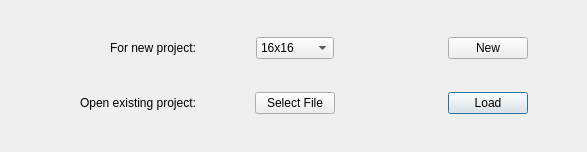
This is startup.ui in nphelpsiv/SpriteEditor as Qt 5 draws it before an edit. The edited form follows.
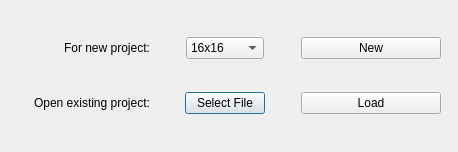
This is the edited form. Icons and pictures are not drawn.

Commit message: Added a sweet dark theme

```diff
--- a/startup.ui
+++ b/startup.ui
@@ -6,23 +6,1759 @@
    <rect>
     <x>0</x>
     <y>0</y>
-    <width>587</width>
+    <width>458</width>
     <height>152</height>
    </rect>
   </property>
   <property name="windowTitle">
    <string>Sprite Editor</string>
   </property>
+  <property name="styleSheet">
+   <string notr="true">QToolTip
+{
+    border: 1px solid #76797C;
+    background-color: rgb(90, 102, 117);;
+    color: white;
+    padding: 5px;
+    opacity: 200;
+}
+
+
+
+
+QWidget
+{
+    color: #eff0f1;
+    background-color: #31363b;
+    selection-background-color:#3daee9;
+    selection-color: #eff0f1;
+    background-clip: border;
+    border-image: none;
+    border: 0px transparent black;
+    outline: 0;
+}
+
+
+
+
+QWidget:item:hover
+{
+    background-color: #3daee9;
+    color: #eff0f1;
+}
+
+
+
+
+QWidget:item:selected
+{
+    background-color: #3daee9;
+}
+
+
+
+
+QCheckBox
+{
+    spacing: 5px;
+    outline: none;
+    color: #eff0f1;
+    margin-bottom: 2px;
+}
+
+
+
+
+QCheckBox:disabled
+{
+    color: #76797C;
+}
+
+
+
+
+QCheckBox::indicator,
+QGroupBox::indicator
+{
+    width: 18px;
+    height: 18px;
+}
+QGroupBox::indicator
+{
+    margin-left: 2px;
+}
+
+
+
+
+QCheckBox::indicator:unchecked
+{
+    image: url(:/qss_icons/rc/checkbox_unchecked.png);
+}
+
+
+
+
+QCheckBox::indicator:unchecked:hover,
+QCheckBox::indicator:unchecked:focus,
+QCheckBox::indicator:unchecked:pressed,
+QGroupBox::indicator:unchecked:hover,
+QGroupBox::indicator:unchecked:focus,
+QGroupBox::indicator:unchecked:pressed
+{
+  border: none;
+    image: url(:/qss_icons/rc/checkbox_unchecked_focus.png);
+}
+
+
+
+
+QCheckBox::indicator:checked
+{
+    image: url(:/qss_icons/rc/checkbox_checked.png);
+}
+
+
+
+
+QCheckBox::indicator:checked:hover,
+QCheckBox::indicator:checked:focus,
+QCheckBox::indicator:checked:pressed,
+QGroupBox::indicator:checked:hover,
+QGroupBox::indicator:checked:focus,
+QGroupBox::indicator:checked:pressed
+{
+  border: none;
+    image: url(:/qss_icons/rc/checkbox_checked_focus.png);
+}
+
+
+
+
+
+
+
+
+QCheckBox::indicator:indeterminate
+{
+    image: url(:/qss_icons/rc/checkbox_indeterminate.png);
+}
+
+
+
+
+QCheckBox::indicator:indeterminate:focus,
+QCheckBox::indicator:indeterminate:hover,
+QCheckBox::indicator:indeterminate:pressed
+{
+    image: url(:/qss_icons/rc/checkbox_indeterminate_focus.png);
+}
+
+
+
+
+QCheckBox::indicator:checked:disabled,
+QGroupBox::indicator:checked:disabled
+{
+    image: url(:/qss_icons/rc/checkbox_checked_disabled.png);
+}
+
+
+
+
+QCheckBox::indicator:unchecked:disabled,
+QGroupBox::indicator:unchecked:disabled
+{
+    image: url(:/qss_icons/rc/checkbox_unchecked_disabled.png);
+}
+
+
+QRadioButton
+{
+    spacing: 5px;
+    outline: none;
+    color: #eff0f1;
+    margin-bottom: 2px;
+}
+
+QRadioButton:disabled
+{
+    color: #76797C;
+}
+
+QRadioButton::indicator
+{
+    width: 21px;
+    height: 21px;
+}
+
+
+QMenuBar
+{
+    background-color: #31363b;
+    color: #eff0f1;
+}
+
+
+
+
+QMenuBar::item
+{
+    background: transparent;
+}
+
+
+
+
+QMenuBar::item:selected
+{
+    background: transparent;
+    border: 1px solid #76797C;
+}
+
+
+
+
+QMenuBar::item:pressed
+{
+    border: 1px solid #76797C;
+    background-color: #3daee9;
+    color: #eff0f1;
+    margin-bottom:-1px;
+    padding-bottom:1px;
+}
+
+
+
+
+QMenu
+{
+    border: 1px solid #76797C;
+    color: #eff0f1;
+    margin: 2px;
+}
+
+
+
+
+QMenu::icon
+{
+    margin: 5px;
+}
+
+
+
+
+QMenu::item
+{
+    padding: 5px 30px 5px 30px;
+    margin-left: 5px;
+    border: 1px solid transparent; /* reserve space for selection border */
+}
+
+
+
+
+QMenu::item:selected
+{
+    color: #eff0f1;
+}
+
+
+
+
+QMenu::separator {
+    height: 2px;
+    background: lightblue;
+    margin-left: 10px;
+    margin-right: 5px;
+}
+
+
+
+
+QMenu::indicator {
+    width: 18px;
+    height: 18px;
+}
+
+
+
+
+/* non-exclusive indicator = check box style indicator
+   (see QActionGroup::setExclusive) */
+QMenu::indicator:non-exclusive:unchecked {
+    image: url(:/qss_icons/rc/checkbox_unchecked.png);
+}
+
+
+
+
+QMenu::indicator:non-exclusive:unchecked:selected {
+    image: url(:/qss_icons/rc/checkbox_unchecked_disabled.png);
+}
+
+
+
+
+QMenu::indicator:non-exclusive:checked {
+    image: url(:/qss_icons/rc/checkbox_checked.png);
+}
+
+
+
+
+QMenu::indicator:non-exclusive:checked:selected {
+    image: url(:/qss_icons/rc/checkbox_checked_disabled.png);
+}
+
+
+
+
+/* exclusive indicator = radio button style indicator (see QActionGroup::setExclusive) */
+QMenu::indicator:exclusive:unchecked {
+    image: url(:/qss_icons/rc/radio_unchecked.png);
+}
+
+
+
+
+QMenu::indicator:exclusive:unchecked:selected {
+    image: url(:/qss_icons/rc/radio_unchecked_disabled.png);
+}
+
+
+
+
+QMenu::indicator:exclusive:checked {
+    image: url(:/qss_icons/rc/radio_checked.png);
+}
+
+
+
+
+QMenu::indicator:exclusive:checked:selected {
+    image: url(:/qss_icons/rc/radio_checked_disabled.png);
+}
+
+
+
+
+QMenu::right-arrow {
+    margin: 5px;
+    image: url(:/qss_icons/rc/right_arrow.png)
+}
+
+
+
+
+
+
+
+
+QWidget:disabled
+{
+    color: #454545;
+    background-color: #31363b;
+}
+
+
+
+
+QAbstractItemView
+{
+    alternate-background-color: #31363b;
+    color: #eff0f1;
+    border: 1px solid 3A3939;
+    border-radius: 2px;
+}
+
+
+
+
+QWidget:focus, QMenuBar:focus
+{
+    border: 1px solid #3daee9;
+}
+
+
+
+
+QTabWidget:focus, QCheckBox:focus, QRadioButton:focus, QSlider:focus
+{
+    border: none;
+}
+
+
+
+
+QLineEdit
+{
+    background-color: #232629;
+    padding: 5px;
+    border-style: solid;
+    border: 1px solid #76797C;
+    border-radius: 2px;
+    color: #eff0f1;
+}
+
+
+
+
+QGroupBox {
+    border:1px solid #76797C;
+    border-radius: 2px;
+    margin-top: 20px;
+}
+
+
+
+
+QGroupBox::title {
+    subcontrol-origin: margin;
+    subcontrol-position: top center;
+    padding-left: 10px;
+    padding-right: 10px;
+    padding-top: 0px;
+}
+
+
+
+
+QAbstractScrollArea
+{
+    border-radius: 2px;
+    border: 1px solid #76797C;
+    background-color: transparent;
+}
+
+
+
+
+QScrollBar:horizontal
+{
+    height: 15px;
+    margin: 3px 15px 3px 15px;
+    border: 1px transparent #2A2929;
+    border-radius: 4px;
+    background-color: #2A2929;
+}
+
+
+
+
+QScrollBar::handle:horizontal
+{
+    background-color: #605F5F;
+    min-width: 5px;
+    border-radius: 4px;
+}
+
+
+
+
+QScrollBar::add-line:horizontal
+{
+    margin: 0px 3px 0px 3px;
+    border-image: url(:/qss_icons/rc/right_arrow_disabled.png);
+    width: 10px;
+    height: 10px;
+    subcontrol-position: right;
+    subcontrol-origin: margin;
+}
+
+
+
+
+QScrollBar::sub-line:horizontal
+{
+    margin: 0px 3px 0px 3px;
+    border-image: url(:/qss_icons/rc/left_arrow_disabled.png);
+    height: 10px;
+    width: 10px;
+    subcontrol-position: left;
+    subcontrol-origin: margin;
+}
+
+
+
+
+QScrollBar::add-line:horizontal:hover,QScrollBar::add-line:horizontal:on
+{
+    border-image: url(:/qss_icons/rc/right_arrow.png);
+    height: 10px;
+    width: 10px;
+    subcontrol-position: right;
+    subcontrol-origin: margin;
+}
+
+
+
+
+
+
+
+
+QScrollBar::sub-line:horizontal:hover, QScrollBar::sub-line:horizontal:on
+{
+    border-image: url(:/qss_icons/rc/left_arrow.png);
+    height: 10px;
+    width: 10px;
+    subcontrol-position: left;
+    subcontrol-origin: margin;
+}
+
+
+
+
+QScrollBar::up-arrow:horizontal, QScrollBar::down-arrow:horizontal
+{
+    background: none;
+}
+
+
+
+
+
+
+
+
+QScrollBar::add-page:horizontal, QScrollBar::sub-page:horizontal
+{
+    background: none;
+}
+
+
+
+
+QScrollBar:vertical
+{
+    background-color: #2A2929;
+    width: 15px;
+    margin: 15px 3px 15px 3px;
+    border: 1px transparent #2A2929;
+    border-radius: 4px;
+}
+
+
+
+
+QScrollBar::handle:vertical
+{
+    background-color: #605F5F;
+    min-height: 5px;
+    border-radius: 4px;
+}
+
+
+
+
+QScrollBar::sub-line:vertical
+{
+    margin: 3px 0px 3px 0px;
+    border-image: url(:/qss_icons/rc/up_arrow_disabled.png);
+    height: 10px;
+    width: 10px;
+    subcontrol-position: top;
+    subcontrol-origin: margin;
+}
+
+
+
+
+QScrollBar::add-line:vertical
+{
+    margin: 3px 0px 3px 0px;
+    border-image: url(:/qss_icons/rc/down_arrow_disabled.png);
+    height: 10px;
+    width: 10px;
+    subcontrol-position: bottom;
+    subcontrol-origin: margin;
+}
+
+
+
+
+QScrollBar::sub-line:vertical:hover,QScrollBar::sub-line:vertical:on
+{
+
+
+
+
+    border-image: url(:/qss_icons/rc/up_arrow.png);
+    height: 10px;
+    width: 10px;
+    subcontrol-position: top;
+    subcontrol-origin: margin;
+}
+
+
+
+
+
+
+
+
+QScrollBar::add-line:vertical:hover, QScrollBar::add-line:vertical:on
+{
+    border-image: url(:/qss_icons/rc/down_arrow.png);
+    height: 10px;
+    width: 10px;
+    subcontrol-position: bottom;
+    subcontrol-origin: margin;
+}
+
+
+
+
+QScrollBar::up-arrow:vertical, QScrollBar::down-arrow:vertical
+{
+    background: none;
+}
+
+
+
+
+
+
+
+
+QScrollBar::add-page:vertical, QScrollBar::sub-page:vertical
+{
+    background: none;
+}
+
+
+
+
+QTextEdit
+{
+    background-color: #232629;
+    color: #eff0f1;
+    border: 1px solid #76797C;
+}
+
+
+
+
+QPlainTextEdit
+{
+    background-color: #232629;;
+    color: #eff0f1;
+    border-radius: 2px;
+    border: 1px solid #76797C;
+}
+
+
+
+
+QHeaderView::section
+{
+    background-color: #76797C;
+    color: #eff0f1;
+    padding: 5px;
+    border: 1px solid #76797C;
+}
+
+
+
+
+QSizeGrip {
+    image: url(:/qss_icons/rc/sizegrip.png);
+    width: 12px;
+    height: 12px;
+}
+
+
+
+
+
+
+
+
+QMainWindow::separator
+{
+    background-color: #31363b;
+    color: white;
+    padding-left: 4px;
+    spacing: 2px;
+    border: 1px dashed #76797C;
+}
+
+
+
+
+QMainWindow::separator:hover
+{
+
+
+
+
+    background-color: #787876;
+    color: white;
+    padding-left: 4px;
+    border: 1px solid #76797C;
+    spacing: 2px;
+}
+
+
+
+
+
+
+
+
+QMenu::separator
+{
+    height: 1px;
+    background-color: #76797C;
+    color: white;
+    padding-left: 4px;
+    margin-left: 10px;
+    margin-right: 5px;
+}
+
+
+
+
+
+
+
+
+QFrame
+{
+    border-radius: 2px;
+    border: 1px solid #76797C;
+}
+
+
+
+
+QFrame[frameShape=&quot;0&quot;]
+{
+    border-radius: 2px;
+    border: 1px transparent #76797C;
+}
+
+
+
+
+QStackedWidget
+{
+    border: 1px transparent black;
+}
+
+
+
+
+QToolBar {
+    border: 1px transparent #393838;
+    background: 1px solid #31363b;
+    font-weight: bold;
+}
+
+
+
+
+QToolBar::handle:horizontal {
+    image: url(:/qss_icons/rc/Hmovetoolbar.png);
+}
+QToolBar::handle:vertical {
+    image: url(:/qss_icons/rc/Vmovetoolbar.png);
+}
+QToolBar::separator:horizontal {
+    image: url(:/qss_icons/rc/Hsepartoolbar.png);
+}
+QToolBar::separator:vertical {
+    image: url(:/qss_icons/rc/Vsepartoolbars.png);
+}
+
+
+
+
+QPushButton
+{
+    color: #eff0f1;
+    background-color: #31363b;
+    border-width: 1px;
+    border-color: #76797C;
+    border-style: solid;
+    padding: 5px;
+    border-radius: 2px;
+    outline: none;
+}
+
+
+
+
+QPushButton:disabled
+{
+    background-color: #31363b;
+    border-width: 1px;
+    border-color: #454545;
+    border-style: solid;
+    padding-top: 5px;
+    padding-bottom: 5px;
+    padding-left: 10px;
+    padding-right: 10px;
+    border-radius: 2px;
+    color: #454545;
+}
+
+
+
+
+QPushButton:focus {
+    background-color: #3daee9;
+    color: white;
+}
+
+
+
+
+QPushButton:pressed
+{
+    background-color: #3daee9;
+    padding-top: -15px;
+    padding-bottom: -17px;
+}
+
+
+
+
+QComboBox
+{
+    selection-background-color: #3daee9;
+    border-style: solid;
+    border: 1px solid #76797C;
+    border-radius: 2px;
+    padding: 5px;
+    min-width: 75px;
+}
+
+
+
+
+QPushButton:checked{
+    background-color: #76797C;
+    border-color: #6A6969;
+}
+
+
+
+
+QComboBox:hover,QPushButton:hover,QAbstractSpinBox:hover,QLineEdit:hover,QTextEdit:hover,QPlainTextEdit:hover,QAbstractView:hover,QTreeView:hover
+{
+    border: 1px solid #3daee9;
+    color: #eff0f1;
+}
+
+
+
+
+QComboBox:on
+{
+    padding-top: 3px;
+    padding-left: 4px;
+    selection-background-color: #4a4a4a;
+}
+
+
+
+
+QComboBox QAbstractItemView
+{
+    background-color: #232629;
+    border-radius: 2px;
+    border: 1px solid #76797C;
+    selection-background-color: #3daee9;
+}
+
+
+
+
+QComboBox::drop-down
+{
+    subcontrol-origin: padding;
+    subcontrol-position: top right;
+    width: 15px;
+
+
+
+
+    border-left-width: 0px;
+    border-left-color: darkgray;
+    border-left-style: solid;
+    border-top-right-radius: 3px;
+    border-bottom-right-radius: 3px;
+}
+
+
+
+
+QComboBox::down-arrow
+{
+    image: url(:/qss_icons/rc/down_arrow_disabled.png);
+}
+
+
+
+
+QComboBox::down-arrow:on, QComboBox::down-arrow:hover,
+QComboBox::down-arrow:focus
+{
+    image: url(:/qss_icons/rc/down_arrow.png);
+}
+
+
+
+
+QAbstractSpinBox {
+    padding: 5px;
+    border: 1px solid #76797C;
+    background-color: #232629;
+    color: #eff0f1;
+    border-radius: 2px;
+    min-width: 75px;
+}
+
+
+
+
+QAbstractSpinBox:up-button
+{
+    background-color: transparent;
+    subcontrol-origin: border;
+    subcontrol-position: center right;
+}
+
+
+
+
+QAbstractSpinBox:down-button
+{
+    background-color: transparent;
+    subcontrol-origin: border;
+    subcontrol-position: center left;
+}
+
+
+
+
+QAbstractSpinBox::up-arrow,QAbstractSpinBox::up-arrow:disabled,QAbstractSpinBox::up-arrow:off {
+    image: url(:/qss_icons/rc/up_arrow_disabled.png);
+    width: 10px;
+    height: 10px;
+}
+QAbstractSpinBox::up-arrow:hover
+{
+    image: url(:/qss_icons/rc/up_arrow.png);
+}
+
+
+
+
+
+
+
+
+QAbstractSpinBox::down-arrow,QAbstractSpinBox::down-arrow:disabled,QAbstractSpinBox::down-arrow:off
+{
+    image: url(:/qss_icons/rc/down_arrow_disabled.png);
+    width: 10px;
+    height: 10px;
+}
+QAbstractSpinBox::down-arrow:hover
+{
+    image: url(:/qss_icons/rc/down_arrow.png);
+}
+
+
+
+
+
+
+
+
+QLabel
+{
+    border: 0px solid black;
+}
+
+
+
+
+QTabWidget{
+    border: 0px transparent black;
+}
+
+
+
+
+QTabWidget::pane {
+    border: 1px solid #76797C;
+    padding: 5px;
+    margin: 1px;
+}
+
+
+
+
+QTabBar
+{
+    qproperty-drawBase: 0;
+    left: 5px; /* move to the right by 5px */
+    border-radius: 3px;
+}
+
+
+
+
+QTabBar:focus
+{
+    border: 0px transparent black;
+}
+
+
+
+
+QTabBar::close-button  {
+    image: url(:/qss_icons/rc/close.png);
+    background: transparent;
+}
+
+
+
+
+QTabBar::close-button:hover
+{
+    image: url(:/qss_icons/rc/close-hover.png);
+    background: transparent;
+}
+
+
+
+
+QTabBar::close-button:pressed {
+    image: url(:/qss_icons/rc/close-pressed.png);
+    background: transparent;
+}
+
+
+
+
+/* TOP TABS */
+QTabBar::tab:top {
+    color: #eff0f1;
+    border: 1px solid #76797C;
+    border-bottom: 1px transparent black;
+    background-color: #31363b;
+    padding: 5px;
+    min-width: 50px;
+    border-top-left-radius: 2px;
+    border-top-right-radius: 2px;
+}
+
+
+
+
+QTabBar::tab:top:!selected
+{
+    color: #eff0f1;
+    background-color: #54575B;
+    border: 1px solid #76797C;
+    border-bottom: 1px transparent black;
+    border-top-left-radius: 2px;
+    border-top-right-radius: 2px;    
+}
+
+
+
+
+QTabBar::tab:top:!selected:hover {
+    background-color: #3daee9;
+}
+
+
+
+
+/* BOTTOM TABS */
+QTabBar::tab:bottom {
+    color: #eff0f1;
+    border: 1px solid #76797C;
+    border-top: 1px transparent black;
+    background-color: #31363b;
+    padding: 5px;
+    border-bottom-left-radius: 2px;
+    border-bottom-right-radius: 2px;
+    min-width: 50px;
+}
+
+
+
+
+QTabBar::tab:bottom:!selected
+{
+    color: #eff0f1;
+    background-color: #54575B;
+    border: 1px solid #76797C;
+    border-top: 1px transparent black;
+    border-bottom-left-radius: 2px;
+    border-bottom-right-radius: 2px;
+}
+
+
+
+
+QTabBar::tab:bottom:!selected:hover {
+    background-color: #3daee9;
+}
+
+
+
+
+/* LEFT TABS */
+QTabBar::tab:left {
+    color: #eff0f1;
+    border: 1px solid #76797C;
+    border-left: 1px transparent black;
+    background-color: #31363b;
+    padding: 5px;
+    border-top-right-radius: 2px;
+    border-bottom-right-radius: 2px;
+    min-height: 50px;
+}
+
+
+
+
+QTabBar::tab:left:!selected
+{
+    color: #eff0f1;
+    background-color: #54575B;
+    border: 1px solid #76797C;
+    border-left: 1px transparent black;
+    border-top-right-radius: 2px;
+    border-bottom-right-radius: 2px;
+}
+
+
+
+
+QTabBar::tab:left:!selected:hover {
+    background-color: #3daee9;
+}
+
+
+
+
+
+
+
+
+/* RIGHT TABS */
+QTabBar::tab:right {
+    color: #eff0f1;
+    border: 1px solid #76797C;
+    border-right: 1px transparent black;
+    background-color: #31363b;
+    padding: 5px;
+    border-top-left-radius: 2px;
+    border-bottom-left-radius: 2px;
+    min-height: 50px;
+}
+
+
+
+
+QTabBar::tab:right:!selected
+{
+    color: #eff0f1;
+    background-color: #54575B;
+    border: 1px solid #76797C;
+    border-right: 1px transparent black;
+    border-top-left-radius: 2px;
+    border-bottom-left-radius: 2px;
+}
+
+
+
+
+QTabBar::tab:right:!selected:hover {
+    background-color: #3daee9;
+}
+
+
+
+
+QTabBar QToolButton::right-arrow:enabled {
+     image: url(:/qss_icons/rc/right_arrow.png);
+ }
+
+
+
+
+ QTabBar QToolButton::left-arrow:enabled {
+     image: url(:/qss_icons/rc/left_arrow.png);
+ }
+
+
+
+
+QTabBar QToolButton::right-arrow:disabled {
+     image: url(:/qss_icons/rc/right_arrow_disabled.png);
+ }
+
+
+
+
+ QTabBar QToolButton::left-arrow:disabled {
+     image: url(:/qss_icons/rc/left_arrow_disabled.png);
+ }
+
+
+
+
+
+
+
+
+QDockWidget {
+    background: #31363b;
+    border: 1px solid #403F3F;
+    titlebar-close-icon: url(:/qss_icons/rc/close.png);
+    titlebar-normal-icon: url(:/qss_icons/rc/undock.png);
+}
+
+
+
+
+QDockWidget::close-button, QDockWidget::float-button {
+    border: 1px solid transparent;
+    border-radius: 2px;
+    background: transparent;
+}
+
+
+
+
+QDockWidget::close-button:hover, QDockWidget::float-button:hover {
+    background: rgba(255, 255, 255, 10);
+}
+
+
+
+
+QDockWidget::close-button:pressed, QDockWidget::float-button:pressed {
+    padding: 1px -1px -1px 1px;
+    background: rgba(255, 255, 255, 10);
+}
+
+
+
+
+QTreeView, QListView
+{
+    border: 1px solid #76797C;
+    background-color: #232629;
+}
+
+
+
+
+QTreeView:branch:selected, QTreeView:branch:hover
+{
+    background: url(:/qss_icons/rc/transparent.png);
+}
+
+
+
+
+QTreeView::branch:has-siblings:!adjoins-item {
+    border-image: url(:/qss_icons/rc/transparent.png);
+}
+
+
+
+
+QTreeView::branch:has-siblings:adjoins-item {
+    border-image: url(:/qss_icons/rc/transparent.png);
+}
+
+
+
+
+QTreeView::branch:!has-children:!has-siblings:adjoins-item {
+    border-image: url(:/qss_icons/rc/transparent.png);
+}
+
+
+
+
+QTreeView::branch:has-children:!has-siblings:closed,
+QTreeView::branch:closed:has-children:has-siblings {
+    image: url(:/qss_icons/rc/branch_closed.png);
+}
+
+
+
+
+QTreeView::branch:open:has-children:!has-siblings,
+QTreeView::branch:open:has-children:has-siblings  {
+    image: url(:/qss_icons/rc/branch_open.png);
+}
+
+
+
+
+QTreeView::branch:has-children:!has-siblings:closed:hover,
+QTreeView::branch:closed:has-children:has-siblings:hover {
+    image: url(:/qss_icons/rc/branch_closed-on.png);
+    }
+
+
+
+
+QTreeView::branch:open:has-children:!has-siblings:hover,
+QTreeView::branch:open:has-children:has-siblings:hover  {
+    image: url(:/qss_icons/rc/branch_open-on.png);
+    }
+
+
+
+
+QListView::item:!selected:hover, QListView::item:!selected:hover, QTreeView::item:!selected:hover  {
+    background: rgba(0, 0, 0, 0);
+    outline: 0;
+    color: #eff0f1
+}
+
+
+
+
+QListView::item:selected:hover, QListView::item:selected:hover, QTreeView::item:selected:hover  {
+    background: #3daee9;
+    color: #eff0f1;
+}
+
+
+
+
+QSlider::groove:horizontal {
+    border: 1px solid #565a5e;
+    height: 4px;
+    background: #565a5e;
+    margin: 0px;
+    border-radius: 2px;
+}
+
+
+
+
+QSlider::handle:horizontal {
+    background: #232629;
+    border: 1px solid #565a5e;
+    width: 16px;
+    height: 16px;
+    margin: -8px 0;
+    border-radius: 9px;
+}
+
+
+
+
+QSlider::groove:vertical {
+    border: 1px solid #565a5e;
+    width: 4px;
+    background: #565a5e;
+    margin: 0px;
+    border-radius: 3px;
+}
+
+
+
+
+QSlider::handle:vertical {
+    background: #232629;
+    border: 1px solid #565a5e;
+    width: 16px;
+    height: 16px;
+    margin: 0 -8px;
+    border-radius: 9px;
+}
+
+
+
+
+QToolButton {
+    color: #eff0f1;
+    background-color: #31363b;
+    border-width: 1px;
+    border-color: #76797C;
+    border-style: solid;
+    padding: 5px;
+    border-radius: 2px;
+    outline: none;
+}
+
+
+
+
+QToolButton[popupMode=&quot;1&quot;] { /* only for MenuButtonPopup */
+ padding-right: 20px; /* make way for the popup button */
+ border: 1px #76797C;
+ border-radius: 5px;
+}
+
+
+
+
+QToolButton[popupMode=&quot;2&quot;] { /* only for InstantPopup */
+ padding-right: 10px; /* make way for the popup button */
+ border: 1px #76797C;
+}
+
+
+
+
+
+
+
+
+QToolButton:hover, QToolButton::menu-button:hover {
+    background-color: transparent;
+    border: 1px solid #3daee9;
+    padding: 5px;
+}
+
+
+
+
+QToolButton:checked, QToolButton:pressed,
+        QToolButton::menu-button:pressed {
+    background-color: #3daee9;
+    border: 1px solid #3daee9;
+    padding: 5px;
+}
+
+
+
+
+/* the subcontrol below is used only in the InstantPopup or DelayedPopup mode */
+QToolButton::menu-indicator {
+    image: url(:/qss_icons/rc/down_arrow.png);
+    top: -7px; left: -2px; /* shift it a bit */
+}
+
+
+
+
+/* the subcontrols below are used only in the MenuButtonPopup mode */
+QToolButton::menu-button {
+    border: 1px transparent #76797C;
+    border-top-right-radius: 6px;
+    border-bottom-right-radius: 6px;
+    /* 16px width + 4px for border = 20px allocated above */
+    width: 16px;
+    outline: none;
+}
+
+
+
+
+QToolButton::menu-arrow {
+    image: url(:/qss_icons/rc/down_arrow.png);
+}
+
+
+
+
+QToolButton::menu-arrow:open {
+    border: 1px solid #76797C;
+}
+
+
+
+
+QPushButton::menu-indicator  {
+    subcontrol-origin: padding;
+    subcontrol-position: bottom right;
+    left: 8px;
+}
+
+
+
+
+QTableView
+{
+    border: 1px solid #76797C;
+    gridline-color: #31363b;
+    background-color: #232629;
+}
+
+
+
+
+
+
+
+
+QTableView, QHeaderView
+{
+    border-radius: 0px;
+}
+
+
+
+
+QTableView::item:pressed, QListView::item:pressed, QTreeView::item:pressed  {
+    background: #3daee9;
+    color: #eff0f1;
+}
+
+
+
+
+QTableView::item:selected:active, QTreeView::item:selected:active, QListView::item:selected:active  {
+    background: #3daee9;
+    color: #eff0f1;
+}
+
+
+
+
+
+
+
+
+QHeaderView
+{
+    background-color: #31363b;
+    border: 1px transparent;
+    border-radius: 0px;
+    margin: 0px;
+    padding: 0px;
+
+
+
+
+}
+
+
+
+
+QHeaderView::section  {
+    background-color: #31363b;
+    color: #eff0f1;
+    padding: 5px;
+    border: 1px solid #76797C;
+    border-radius: 0px;
+    text-align: center;
+}
+
+
+
+
+QHeaderView::section::vertical::first, QHeaderView::section::vertical::only-one
+{
+    border-top: 1px solid #76797C;
+}
+
+
+
+
+QHeaderView::section::vertical
+{
+    border-top: transparent;
+}
+
+
+
+
+QHeaderView::section::horizontal::first, QHeaderView::section::horizontal::only-one
+{
+    border-left: 1px solid #76797C;
+}
+
+
+
+
+QHeaderView::section::horizontal
+{
+    border-left: transparent;
+}
+
+
+
+
+
+
+
+
+QHeaderView::section:checked
+ {
+    color: white;
+    background-color: #334e5e;
+ }
+
+
+
+
+ /* style the sort indicator */
+QHeaderView::down-arrow {
+    image: url(:/qss_icons/rc/down_arrow.png);
+}
+
+
+
+
+QHeaderView::up-arrow {
+    image: url(:/qss_icons/rc/up_arrow.png);
+}
+
+
+
+
+
+
+
+
+QTableCornerButton::section {
+    background-color: #31363b;
+    border: 1px transparent #76797C;
+    border-radius: 0px;
+}
+
+
+
+
+QToolBox  {
+    padding: 5px;
+    border: 1px transparent black;
+}
+
+
+
+
+QToolBox::tab {
+    color: #eff0f1;
+    background-color: #31363b;
+    border: 1px solid #76797C;
+    border-bottom: 1px transparent #31363b;
+    border-top-left-radius: 5px;
+    border-top-right-radius: 5px;
+}
+
+
+
+
+QToolBox::tab:selected { /* italicize selected tabs */
+    font: italic;
+    background-color: #31363b;
+    border-color: #3daee9;
+ }
+
+
+
+
+QStatusBar::item {
+    border: 0px transparent dark;
+ }
+
+
+
+
+
+
+
+
+QFrame[height=&quot;3&quot;], QFrame[width=&quot;3&quot;] {
+    background-color: #76797C;
+}
+
+
+
+
+
+
+
+
+QSplitter::handle {
+    border: 1px dashed #76797C;
+}
+
+
+
+
+QSplitter::handle:hover {
+    background-color: #787876;
+    border: 1px solid #76797C;
+}
+
+
+
+
+QSplitter::handle:horizontal {
+    width: 1px;
+}
+
+
+
+
+QSplitter::handle:vertical {
+    height: 1px;
+}
+
+
+
+
+QProgressBar {
+    border: 1px solid #76797C;
+    border-radius: 5px;
+    text-align: center;
+}
+
+
+
+
+QProgressBar::chunk {
+    background-color: #05B8CC;
+}
+
+
+</string>
+  </property>
   <widget class="QWidget" name="gridLayoutWidget">
    <property name="geometry">
     <rect>
      <x>10</x>
      <y>10</y>
-     <width>571</width>
+     <width>431</width>
      <height>131</height>
     </rect>
    </property>
    <layout class="QGridLayout" name="gridLayout">
+    <item row="0" column="0" alignment="Qt::AlignRight">
+     <widget class="QLabel" name="label">
+      <property name="text">
+       <string>For new project:</string>
+      </property>
+     </widget>
+    </item>
+    <item row="1" column="1" alignment="Qt::AlignHCenter">
+     <widget class="QPushButton" name="SelectFileButton">
+      <property name="text">
+       <string>Select File</string>
+      </property>
+     </widget>
+    </item>
+    <item row="1" column="0" alignment="Qt::AlignRight">
+     <widget class="QLabel" name="label_2">
+      <property name="text">
+       <string>Open existing project:</string>
+      </property>
+     </widget>
+    </item>
     <item row="0" column="1" alignment="Qt::AlignHCenter">
      <widget class="QComboBox" name="SizeDrop">
       <item>
@@ -52,38 +1788,17 @@
       </item>
      </widget>
     </item>
-    <item row="1" column="2" alignment="Qt::AlignHCenter">
-     <widget class="QPushButton" name="LoadFileButton">
-      <property name="text">
-       <string>Load</string>
-      </property>
-     </widget>
-    </item>
-    <item row="0" column="2" alignment="Qt::AlignHCenter">
+    <item row="0" column="2">
      <widget class="QPushButton" name="NewFileButton">
       <property name="text">
        <string>New</string>
       </property>
      </widget>
     </item>
-    <item row="1" column="0" alignment="Qt::AlignRight">
-     <widget class="QLabel" name="label_2">
+    <item row="1" column="2">
+     <widget class="QPushButton" name="LoadFileButton">
       <property name="text">
-       <string>Open existing project:</string>
-      </property>
-     </widget>
-    </item>
-    <item row="1" column="1" alignment="Qt::AlignHCenter">
-     <widget class="QPushButton" name="SelectFileButton">
-      <property name="text">
-       <string>Select File</string>
-      </property>
-     </widget>
-    </item>
-    <item row="0" column="0" alignment="Qt::AlignRight">
-     <widget class="QLabel" name="label">
-      <property name="text">
-       <string>For new project:</string>
+       <string>Load</string>
       </property>
      </widget>
     </item>
```
Left out of the diff: 2 changed lines with no effect on the pictures. The commit also changes 7 other files.
